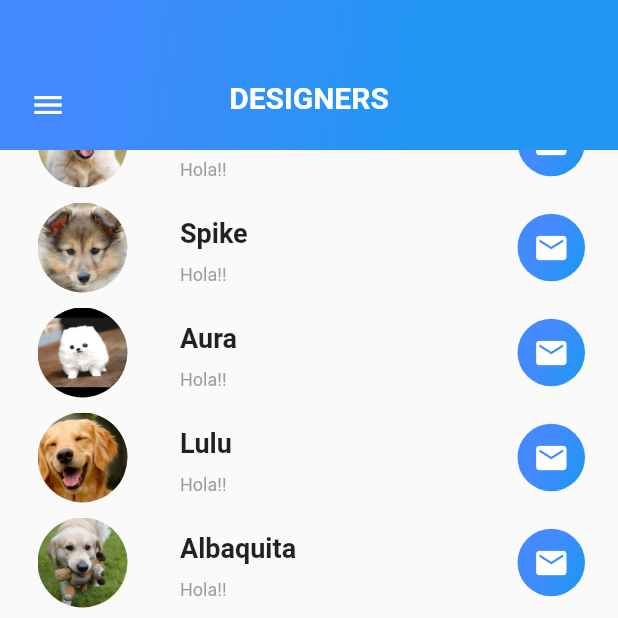
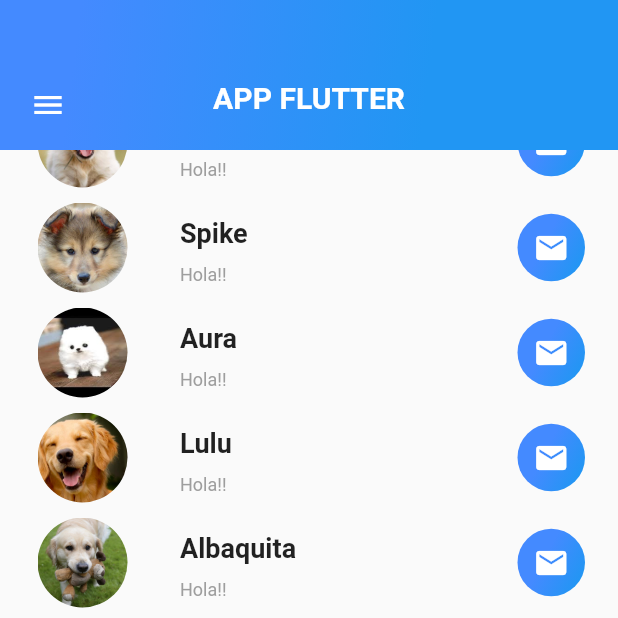
Before and after one commit to Walaleitor/app_flutter_stateless, a Flutter app: the screen it shows after launch, on a phone screen of 412 x 824 dp, the top half of it. Run offline on Flutter 3.47's test engine with Material 2 defaults, Android fonts, the phone set to English and light mode, and no system bars.

```diff
--- a/lib/listview_layout/app_bar_one.dart
+++ b/lib/listview_layout/app_bar_one.dart
@@ -30,7 +30,7 @@ class AppBarOne extends StatelessWidget{
       ),
       child: Center(
         child: Text(
-          "DESIGNERS",
+          "APP FLUTTER",
           style: TextStyle(
             fontSize: 20.0,
             fontWeight: FontWeight.bold,
```
Also changed, not shown: screenshot.png (added), 1 other file.
